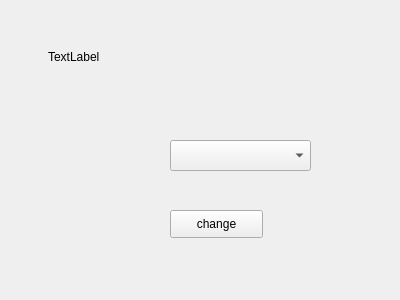
hash1018/Adora, file Adora/Adora/Ui/Setting/LanguageSettingWidget.ui: the form before one commit.
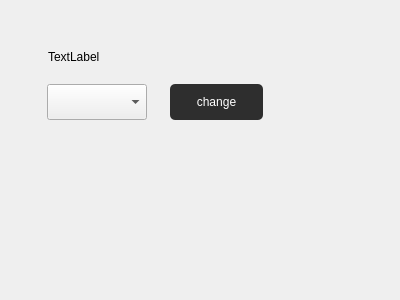
The form after the commit.

The edit to the form file:
```diff
--- a/Adora/Adora/Ui/Setting/LanguageSettingWidget.ui
+++ b/Adora/Adora/Ui/Setting/LanguageSettingWidget.ui
@@ -13,23 +13,42 @@
   <property name="windowTitle">
    <string>Form</string>
   </property>
+  <property name="styleSheet">
+   <string notr="true">QPushButton#changeButton{
+    border-radius:5px;
+    background-color: #2E2E2E;
+    color: #FFFFFF;
+}</string>
+  </property>
   <widget class="QComboBox" name="languageComboBox">
    <property name="geometry">
     <rect>
-     <x>170</x>
-     <y>140</y>
-     <width>141</width>
-     <height>31</height>
+     <x>47</x>
+     <y>84</y>
+     <width>100</width>
+     <height>36</height>
     </rect>
    </property>
+   <property name="minimumSize">
+    <size>
+     <width>100</width>
+     <height>36</height>
+    </size>
+   </property>
+   <property name="maximumSize">
+    <size>
+     <width>100</width>
+     <height>36</height>
+    </size>
+   </property>
   </widget>
   <widget class="QPushButton" name="changeButton">
    <property name="geometry">
     <rect>
      <x>170</x>
-     <y>210</y>
+     <y>84</y>
      <width>93</width>
-     <height>28</height>
+     <height>36</height>
     </rect>
    </property>
    <property name="text">
```
